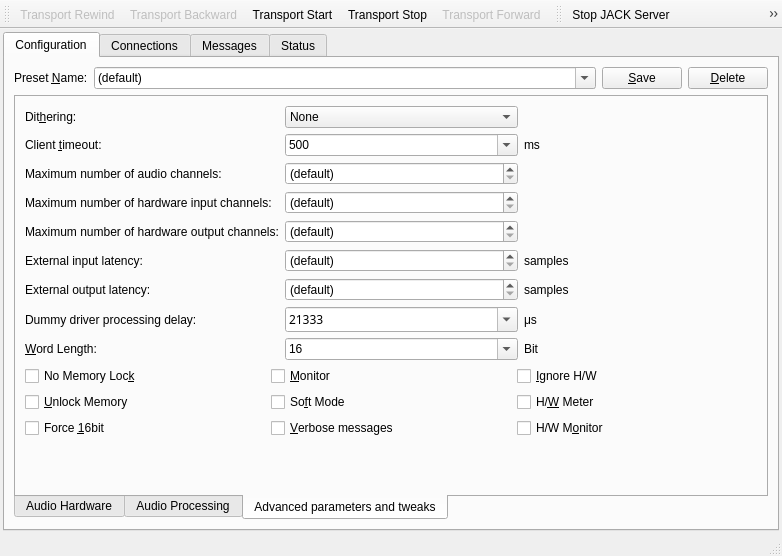
6676401088/jackcontrol, file jackcontrol/mainwindow.ui: the form before one commit.
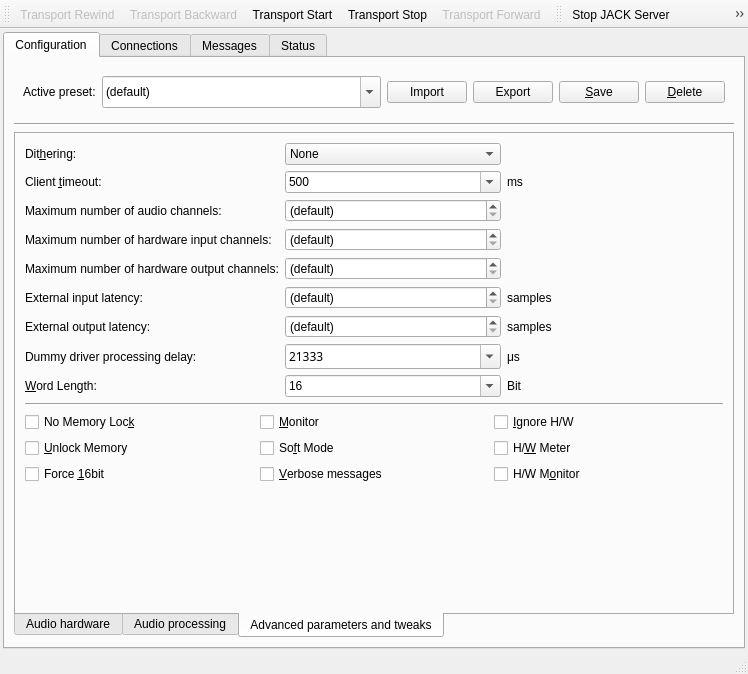
The form after the commit. The open tabs and pages were chosen to show the change. Icons and pictures are not drawn. Custom widgets are drawn as their Qt base class.

Commit message: Vectorized some icons.

```diff
--- a/jackcontrol/mainwindow.ui
+++ b/jackcontrol/mainwindow.ui
@@ -6,14 +6,14 @@
    <rect>
     <x>0</x>
     <y>0</y>
-    <width>782</width>
-    <height>556</height>
+    <width>748</width>
+    <height>674</height>
    </rect>
   </property>
   <property name="minimumSize">
    <size>
     <width>600</width>
-    <height>400</height>
+    <height>674</height>
    </size>
   </property>
   <property name="windowTitle">
@@ -61,11 +61,20 @@
        </attribute>
        <layout class="QVBoxLayout" name="verticalLayout">
         <item>
+         <widget class="QWidget" name="widget" native="true">
+          <property name="autoFillBackground">
+           <bool>false</bool>
+          </property>
+          <property name="styleSheet">
+           <string notr="true"/>
+          </property>
+          <layout class="QVBoxLayout" name="verticalLayout_3">
+           <item>
          <layout class="QHBoxLayout" name="horizontalLayout_2">
           <item>
            <widget class="QLabel" name="PresetTextLabel">
             <property name="text">
-             <string>Preset &amp;Name:</string>
+                <string>Active preset:</string>
             </property>
             <property name="wordWrap">
              <bool>false</bool>
@@ -83,6 +92,12 @@
               <verstretch>0</verstretch>
              </sizepolicy>
             </property>
+               <property name="minimumSize">
+                <size>
+                 <width>0</width>
+                 <height>32</height>
+                </size>
+               </property>
             <property name="toolTip">
              <string>Settings preset name</string>
             </property>
@@ -96,6 +111,40 @@
             </item>
            </widget>
           </item>
+             <item>
+              <widget class="QPushButton" name="pushButton">
+               <property name="text">
+                <string>Import</string>
+               </property>
+               <property name="icon">
+                <iconset resource="resources.qrc">
+                 <normaloff>:/images/document-import.svg</normaloff>:/images/document-import.svg</iconset>
+               </property>
+               <property name="iconSize">
+                <size>
+                 <width>24</width>
+                 <height>24</height>
+                </size>
+               </property>
+              </widget>
+             </item>
+             <item>
+              <widget class="QPushButton" name="pushButton_2">
+               <property name="text">
+                <string>Export</string>
+               </property>
+               <property name="icon">
+                <iconset resource="resources.qrc">
+                 <normaloff>:/images/document-export.svg</normaloff>:/images/document-export.svg</iconset>
+               </property>
+               <property name="iconSize">
+                <size>
+                 <width>24</width>
+                 <height>24</height>
+                </size>
+               </property>
+              </widget>
+             </item>
           <item>
            <widget class="QPushButton" name="PresetSavePushButton">
             <property name="toolTip">
@@ -106,7 +155,13 @@
             </property>
             <property name="icon">
              <iconset resource="resources.qrc">
-              <normaloff>:/images/save1.png</normaloff>:/images/save1.png</iconset>
+                 <normaloff>:/images/document-save.svg</normaloff>:/images/document-save.svg</iconset>
+               </property>
+               <property name="iconSize">
+                <size>
+                 <width>24</width>
+                 <height>24</height>
+                </size>
             </property>
             <property name="shortcut">
              <string>Alt+S</string>
@@ -126,7 +181,13 @@
             </property>
             <property name="icon">
              <iconset resource="resources.qrc">
-              <normaloff>:/images/remove1.png</normaloff>:/images/remove1.png</iconset>
+                 <normaloff>:/images/list-remove.svg</normaloff>:/images/list-remove.svg</iconset>
+               </property>
+               <property name="iconSize">
+                <size>
+                 <width>24</width>
+                 <height>24</height>
+                </size>
             </property>
             <property name="shortcut">
              <string>Alt+D</string>
@@ -138,6 +199,16 @@
           </item>
          </layout>
         </item>
+          </layout>
+         </widget>
+        </item>
+        <item>
+         <widget class="Line" name="line">
+          <property name="orientation">
+           <enum>Qt::Horizontal</enum>
+          </property>
+         </widget>
+        </item>
         <item>
          <widget class="QTabWidget" name="tabWidget_2">
           <property name="tabPosition">
@@ -158,7 +229,7 @@
              <normaloff>:/images/drive-harddisk-system.svg</normaloff>:/images/drive-harddisk-system.svg</iconset>
            </attribute>
            <attribute name="title">
-            <string>Audio Hardware</string>
+            <string>Audio hardware</string>
            </attribute>
            <layout class="QVBoxLayout" name="verticalLayout_6">
             <item>
@@ -579,7 +650,7 @@
              <normaloff>:/images/emblem-system.svg</normaloff>:/images/emblem-system.svg</iconset>
            </attribute>
            <attribute name="title">
-            <string>Audio Processing</string>
+            <string>Audio processing</string>
            </attribute>
            <layout class="QVBoxLayout" name="verticalLayout_5">
             <property name="leftMargin">
@@ -1325,6 +1396,13 @@
               </item>
              </layout>
             </item>
+            <item>
+             <widget class="Line" name="line_2">
+              <property name="orientation">
+               <enum>Qt::Horizontal</enum>
+              </property>
+             </widget>
+            </item>
             <item>
              <layout class="QGridLayout" name="gridLayout_3" rowstretch="0,0,0">
               <item row="0" column="0">
```
Left out of the diff: 18 changed lines with no effect on the pictures. Lines whose indentation alone changed are shown as unchanged. The commit also changes 74 other files.
